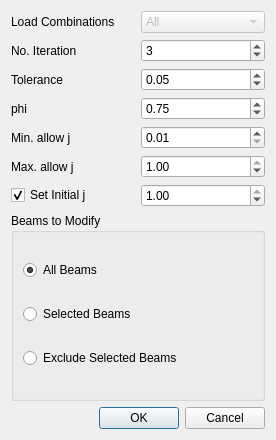
This is applications/cfactor/widgets/beam_j.ui in ebrahimraeyat/civilTools as Qt 5 draws it before an edit. The edited form follows.
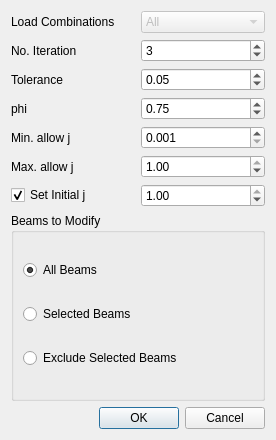
This is the edited form.

Commit message: CFACTOR: Change the minimum allowable value for torsion stiffness in beam

What changed in the file:
```diff
--- a/applications/cfactor/widgets/beam_j.ui
+++ b/applications/cfactor/widgets/beam_j.ui
@@ -113,17 +113,20 @@
      </item>
      <item row="4" column="1">
       <widget class="QDoubleSpinBox" name="minj_spinbox">
+       <property name="decimals">
+        <number>3</number>
+       </property>
        <property name="minimum">
-        <double>0.010000000000000</double>
+        <double>0.001000000000000</double>
        </property>
        <property name="maximum">
-        <double>0.500000000000000</double>
+        <double>1.000000000000000</double>
        </property>
        <property name="singleStep">
         <double>0.010000000000000</double>
        </property>
        <property name="value">
-        <double>0.010000000000000</double>
+        <double>0.001000000000000</double>
        </property>
       </widget>
      </item>
```
